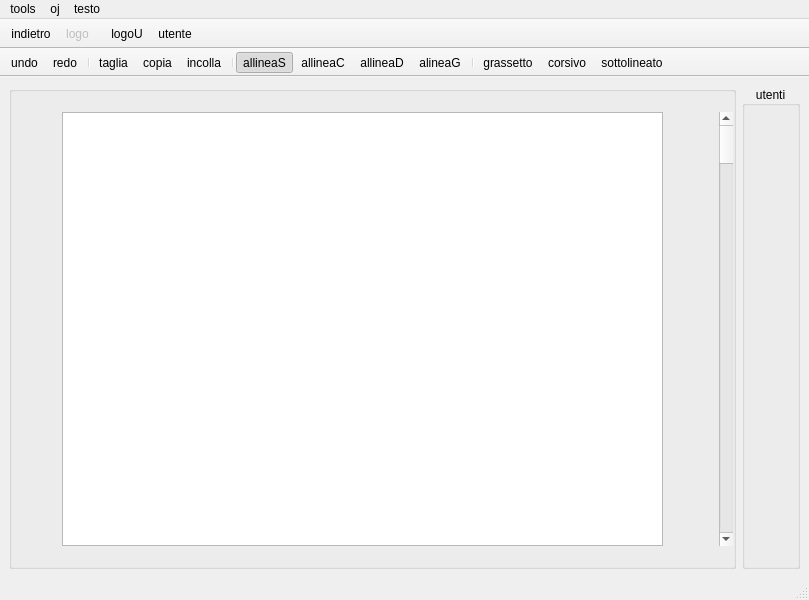
MarcoFlo/Google-Drive, file Client/editor.ui: the form before one commit.
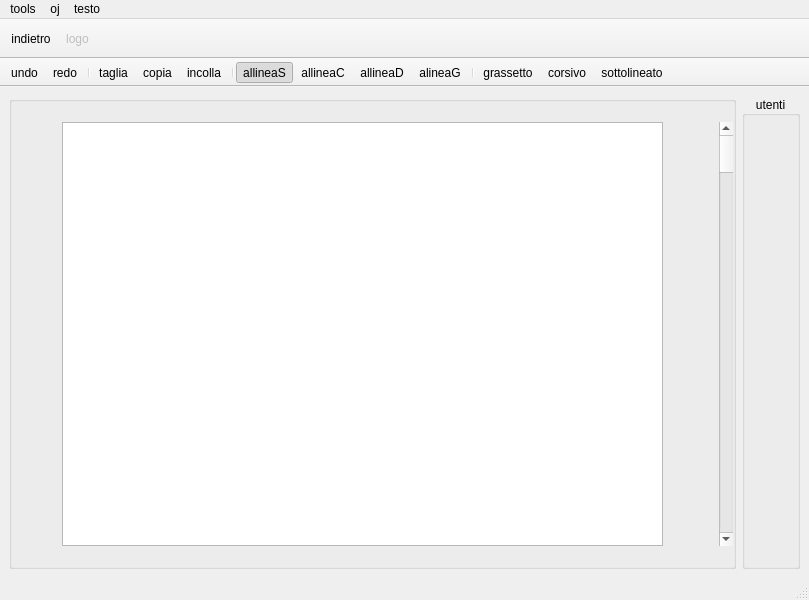
The form after the commit. Icons and pictures are not drawn.

```diff
--- a/Client/editor.ui
+++ b/Client/editor.ui
@@ -184,8 +184,7 @@
    <attribute name="toolBarBreak">
     <bool>false</bool>
    </attribute>
-   <addaction name="actionlogoU"/>
-   <addaction name="actionutete"/>
+   <addaction name="actionutente"/>
   </widget>
   <widget class="QToolBar" name="toolBar_2">
    <property name="windowTitle">
@@ -240,9 +239,12 @@
     <string>logoU</string>
    </property>
   </action>
-  <action name="actionutete">
+  <action name="actionutente">
+   <property name="enabled">
+    <bool>false</bool>
+   </property>
    <property name="text">
-    <string>utente</string>
+    <string> </string>
    </property>
   </action>
   <action name="actionredo">
```
